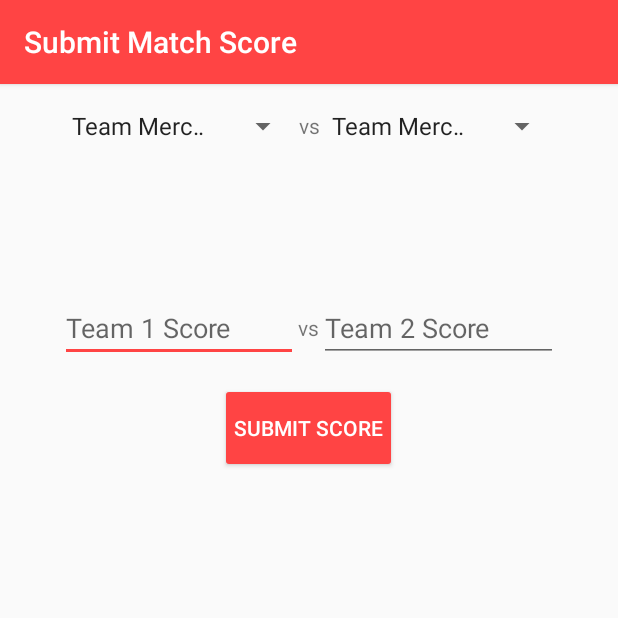
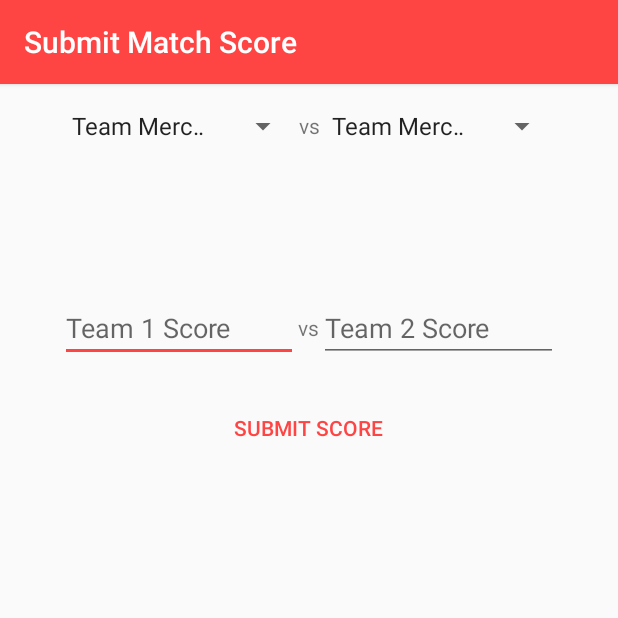
Before and after one commit to georgepaw/BusinessIncAndroid, an Android app: the SubmitScoreActivity screen opened directly, with no data from a screen before it, on a phone screen of 412 x 824 dp, the top half of it. Run offline under Robolectric (Android 15) with nearby library versions, the phone set to English and light mode, and no system bars.

Commit message:
Temp fix for broken submit score button
Changed to flat button style for now

```diff
--- a/Bath Touch/app/src/main/res/layout/activity_submit_score.xml
+++ b/Bath Touch/app/src/main/res/layout/activity_submit_score.xml
@@ -21,6 +21,8 @@
         android:layout_marginRight="40dp">
         <Spinner
             android:id="@+id/team1_spinner"
+            android:spinnerMode="dialog"
+            android:spinnerStyle="@style/Widget.AppCompat.Spinner.DropDown"
             android:layout_width="fill_parent"
             android:layout_height="wrap_content"
             android:layout_weight="1"
@@ -38,6 +40,8 @@
             />
         <Spinner
             android:id="@+id/team2_spinner"
+            android:spinnerMode="dialog"
+            android:spinnerStyle="@style/Widget.AppCompat.Spinner.DropDown"
             android:layout_height="wrap_content"
             android:layout_weight="1"
             android:layout_gravity="center"
@@ -79,13 +83,15 @@
     </LinearLayout>
 
     <Button
-        style="@style/ButtonStyleRaised"
+        style="?android:attr/borderlessButtonStyle"
         android:layout_width="wrap_content"
-        android:layout_height="wrap_content"
         android:text="Submit Score"
+        android:textColor="@color/red"
+        android:textAllCaps="true"
+        android:textSize="14sp"
+        android:padding="8dp"
+        android:layout_height="48dp"
         android:layout_gravity="center"
-        android:layout_marginTop="20dp"
-        android:paddingLeft="5dp"
-        android:paddingRight="5dp"/>
+        android:layout_marginTop="20dp"/>
 
 </LinearLayout>
```
